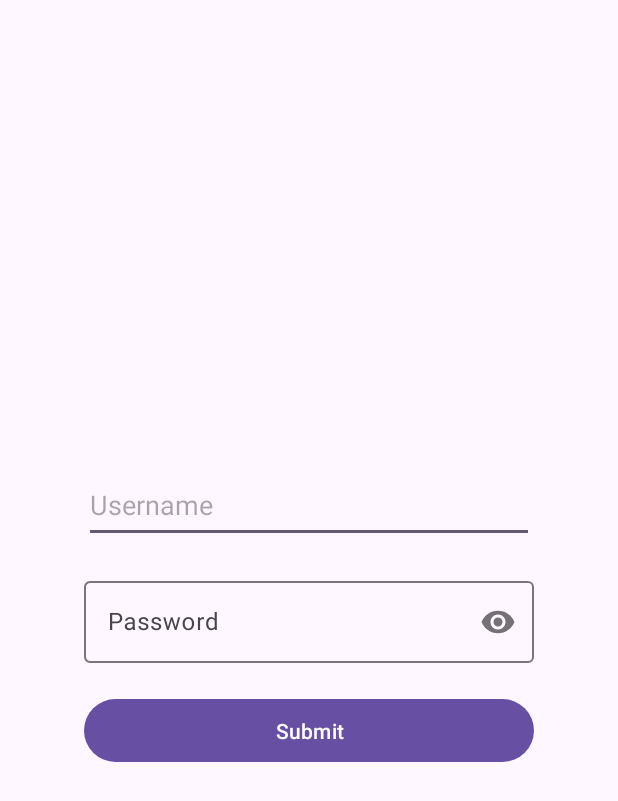
After one commit to goyal-adi-2203/SecurePro, an Android app: the layout activity_login.xml on its own in the app's theme, with its tools: preview values and no code run, on a phone screen of 412 x 824 dp. The commit adds this screen. Shown: the top 801 px of the screen. Run offline under Robolectric (Android 15) with nearby library versions, the phone set to English and light mode, and no system bars.

Commit message:
user login implementation

```diff
--- a/app/src/main/AndroidManifest.xml
+++ b/app/src/main/AndroidManifest.xml
@@ -13,6 +13,7 @@
     <uses-permission android:name="android.permission.INTERNET" />
     <uses-permission android:name="android.permission.ACCESS_NETWORK_STATE" />
 
+<!--        android:usesCleartextTraffic="true"-->
     <application
         android:allowBackup="true"
         android:dataExtractionRules="@xml/data_extraction_rules"
@@ -22,7 +23,9 @@
         android:roundIcon="@mipmap/ic_launcher_round"
         android:supportsRtl="true"
         android:theme="@style/Theme.SecurePro"
-        tools:targetApi="31">
+        tools:targetApi="31"
+        android:networkSecurityConfig="@xml/network_security_config"
+        >
         <activity
             android:name=".presentation.login.LoginActivity"
             android:exported="false" />
--- a/app/src/main/java/com/example/securepro/data/database/AppRoomDatabase.java
+++ b/app/src/main/java/com/example/securepro/data/database/AppRoomDatabase.java
@@ -9,12 +9,15 @@ import androidx.room.RoomDatabase;
 import androidx.sqlite.db.SupportSQLiteDatabase;
 
 import com.example.securepro.data.local.DeviceDao;
+import com.example.securepro.data.local.UserDao;
 import com.example.securepro.domain.model.Device;
+import com.example.securepro.domain.model.User;
 
-@Database(entities = {Device.class}, version = 2, exportSchema = false)
+@Database(entities = {Device.class, User.class}, version = 7, exportSchema = false)
 public abstract class AppRoomDatabase extends RoomDatabase {
     private static AppRoomDatabase instance;
     public abstract DeviceDao deviceDao();
+    public abstract UserDao userDao();
 
     public static synchronized AppRoomDatabase getInstance(Context context){
         if(instance == null){
@@ -25,6 +28,7 @@ public abstract class AppRoomDatabase extends RoomDatabase {
                             .build();
         }
 
+        instance.getOpenHelper().getWritableDatabase();
         return instance;
     }
 
--- a/app/src/main/java/com/example/securepro/presentation/home/AddDeviceInfo.java
+++ b/app/src/main/java/com/example/securepro/presentation/home/AddDeviceInfo.java
@@ -54,8 +54,10 @@ public class AddDeviceInfo extends BaseActivity {
                         Toast toast = Toast.makeText(context, "Password does not match!!", Toast.LENGTH_SHORT);
                         toast.show();
                     } else {
+                        // insert into database
                         Device newDevice = new Device(deviceIdEditText.getText().toString(), deviceNameEditText.getText().toString(), passwordEditText.getText().toString(), deviceTypeEditText.getText().toString());
                         deviceViewModel.insert(newDevice);
+
                         Toast toast = Toast.makeText(context, "Device added!!", Toast.LENGTH_SHORT);
                         toast.show();
 
--- a/app/src/main/java/com/example/securepro/utils/BaseActivity.java
+++ b/app/src/main/java/com/example/securepro/utils/BaseActivity.java
@@ -29,7 +29,7 @@ public class BaseActivity extends AppCompatActivity {
     protected DrawerLayout drawerLayout;
     protected NavigationView navigationView;
     protected Toolbar toolbar;
-    String TAG = "SecurePro";
+    String TAG = "SecureProBase";
     private static final int REQUEST_NOTIFICATION_PERMISSION = 1;
 
     @Override
@@ -137,4 +137,8 @@ public class BaseActivity extends AppCompatActivity {
             }
         }
     }
+
+    public void getBiometric(){
+        Log.d(TAG, "getBiometric: fetched");
+    }
 }
--- /dev/null
+++ b/app/src/main/res/layout/activity_login.xml
@@ -0,0 +1,48 @@
+<?xml version="1.0" encoding="utf-8"?>
+<LinearLayout xmlns:android="http://schemas.android.com/apk/res/android"
+    xmlns:app="http://schemas.android.com/apk/res-auto"
+    xmlns:tools="http://schemas.android.com/tools"
+    android:id="@+id/main"
+    android:layout_width="match_parent"
+    android:layout_height="match_parent"
+    tools:context=".presentation.login.LoginActivity"
+    android:orientation="vertical"
+    android:gravity="center"
+    >
+
+    <EditText
+        android:layout_gravity="center"
+        android:id="@+id/usernameInput"
+        android:layout_width="300dp"
+        android:layout_height="50dp"
+        android:hint="@string/username"
+        />
+
+
+
+    <com.google.android.material.textfield.TextInputLayout
+        android:layout_width="300dp"
+        android:layout_height="60dp"
+        android:layout_gravity="center"
+        android:hint="@string/placeholder_password"
+        android:scrollbarSize="25dp"
+        android:layout_marginTop="20dp"
+        app:passwordToggleEnabled="true">
+
+        <EditText
+            android:layout_gravity="center"
+            android:id="@+id/passwordInput"
+            android:layout_width="match_parent"
+            android:layout_height="match_parent"
+            android:inputType="textPassword"/>
+
+    </com.google.android.material.textfield.TextInputLayout>
+
+    <Button
+        android:layout_gravity="center"
+        android:id="@+id/loginBtn"
+        android:layout_marginTop="20dp"
+        android:layout_width="300dp"
+        android:layout_height="50dp"
+        android:text="@string/submit"/>
+</LinearLayout>
--- a/app/src/main/res/values/strings.xml
+++ b/app/src/main/res/values/strings.xml
@@ -22,4 +22,5 @@
     <string name="navigation_drawer_close">Close</string>
     <string name="item_1">Item 1</string>
     <string name="item_2">Item 2</string>
+    <string name="username">Username</string>
 </resources>
```
Also changed, not shown: app/build.gradle (+12 -0 lines), app/src/main/java/com/example/securepro/MainActivity.java (+25 -5 lines), app/src/main/java/com/example/securepro/data/local/UserDao.java (added, +31 -0 lines), app/src/main/java/com/example/securepro/data/repository/UserRepositoryImpl.java (added, +55 -0 lines), app/src/main/java/com/example/securepro/domain/model/Device.java (+10 -0 lines), app/src/main/java/com/example/securepro/domain/model/User.java (added, +160 -0 lines), app/src/main/java/com/example/securepro/domain/repository/UserRepository.java (added, +16 -0 lines), app/src/main/java/com/example/securepro/presentation/login/LoginActivity.java (added, +173 -0 lines), app/src/main/java/com/example/securepro/presentation/login/LoginViewModel.java (added, +43 -0 lines).
